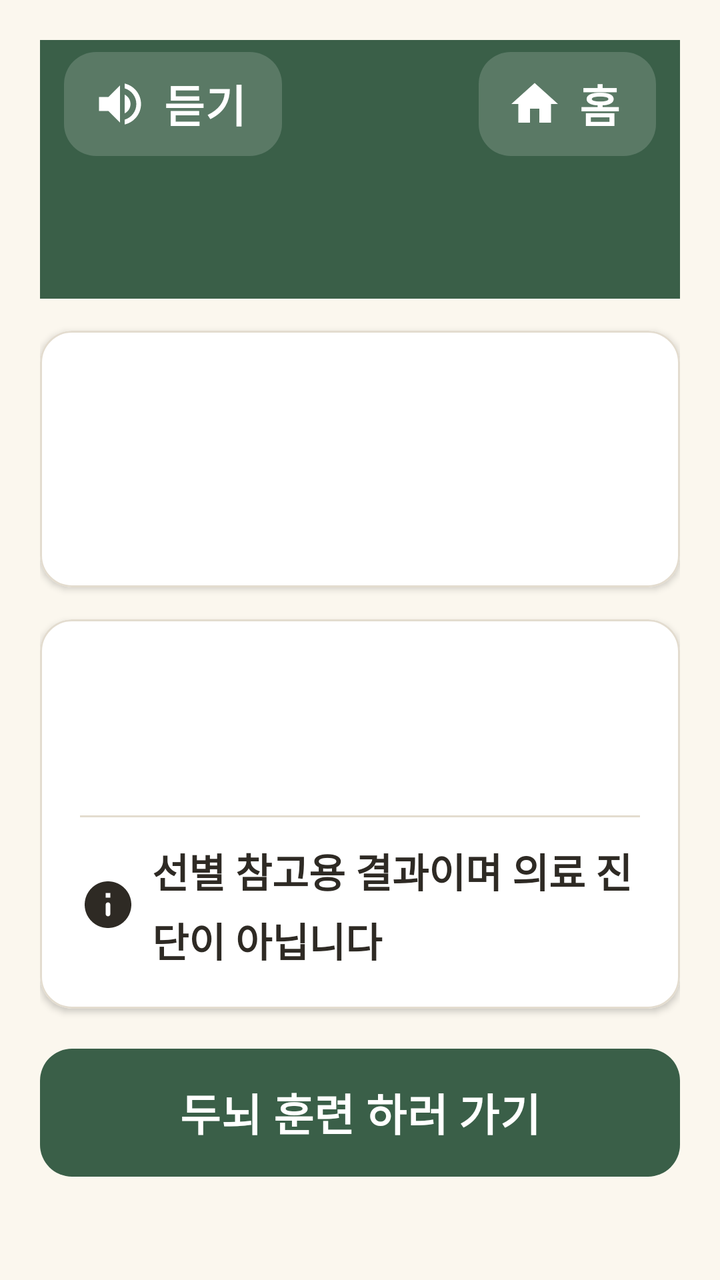
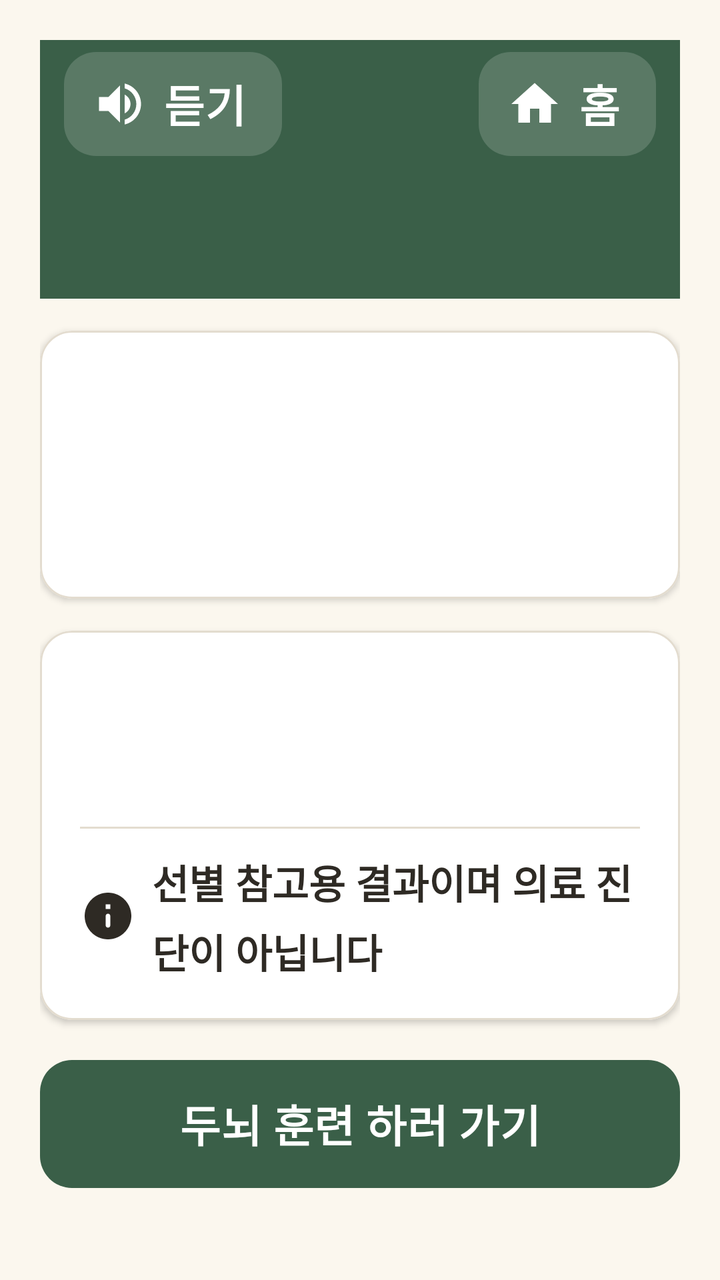

Two renders of the same Android screen: before a commit and after it. Below are the layout's source before the change and the commit's diff.
<!-- AndroidManifest.xml: application theme Theme.Dorawing -->
<!-- res/layout/activity_diagnosis_result.xml -->
<?xml version="1.0" encoding="utf-8"?>
<LinearLayout xmlns:android="http://schemas.android.com/apk/res/android"
    xmlns:app="http://schemas.android.com/apk/res-auto"
    android:layout_width="match_parent"
    android:layout_height="match_parent"
    android:orientation="vertical"
    android:padding="@dimen/screen_padding">

    <include
        android:id="@+id/topBar"
        layout="@layout/view_top_bar" />

    <ScrollView
        android:layout_width="match_parent"
        android:layout_height="0dp"
        android:layout_weight="1"
        android:fadeScrollbars="false">

        <LinearLayout
            android:layout_width="match_parent"
            android:layout_height="wrap_content"
            android:orientation="vertical"
            android:paddingBottom="@dimen/card_gap">

            
            <TextView
                android:id="@+id/tvDate"
                style="@style/Text.Sub"
                android:layout_width="match_parent"
                android:layout_height="wrap_content"
                android:layout_marginTop="@dimen/card_gap"
                android:visibility="gone" />

            
            <com.google.android.material.card.MaterialCardView
                style="@style/Card"
                android:layout_width="match_parent"
                android:layout_height="wrap_content"
                android:layout_marginTop="@dimen/card_gap"
                app:contentPaddingBottom="28dp"
                app:contentPaddingTop="28dp">

                <LinearLayout
                    android:layout_width="match_parent"
                    android:layout_height="wrap_content"
                    android:gravity="center_horizontal"
                    android:orientation="vertical">

                    
                    <TextView
                        android:id="@+id/tvHeadline"
                        style="@style/Text.Title"
                        android:layout_width="wrap_content"
                        android:layout_height="wrap_content"
                        android:gravity="center" />

                    <TextView
                        android:id="@+id/tvJudge"
                        style="@style/Text.Sub"
                        android:layout_width="wrap_content"
                        android:layout_height="wrap_content"
                        android:layout_marginTop="8dp"
                        android:gravity="center" />
                </LinearLayout>
            </com.google.android.material.card.MaterialCardView>

            <com.google.android.material.card.MaterialCardView
                style="@style/Card"
                android:layout_width="match_parent"
                android:layout_height="wrap_content"
                android:layout_marginTop="@dimen/card_gap">

                <LinearLayout
                    android:layout_width="match_parent"
                    android:layout_height="wrap_content"
                    android:orientation="vertical">

                    <TextView
                        android:id="@+id/tvDetail"
                        android:layout_width="match_parent"
                        android:layout_height="wrap_content" />

                    <TextView
                        android:id="@+id/tvLevel"
                        android:layout_width="match_parent"
                        android:layout_height="wrap_content"
                        android:layout_marginTop="@dimen/gap"
                        android:textColor="@color/green_dark"
                        android:textStyle="bold" />

                    <View
                        android:layout_width="match_parent"
                        android:layout_height="1dp"
                        android:layout_marginTop="@dimen/gap"
                        android:background="@color/line" />

                    
                    <LinearLayout
                        android:layout_width="match_parent"
                        android:layout_height="wrap_content"
                        android:layout_marginTop="@dimen/gap"
                        android:gravity="center_vertical"
                        android:orientation="horizontal">

                        <ImageView
                            android:layout_width="@dimen/row_icon"
                            android:layout_height="@dimen/row_icon"
                            android:layout_marginEnd="8dp"
                            android:importantForAccessibility="no"
                            android:src="@drawable/ic_info"
                            app:tint="@color/text_main" />

                        <TextView
                            android:id="@+id/tvNote"
                            android:layout_width="0dp"
                            android:layout_height="wrap_content"
                            android:layout_weight="1"
                            android:text="@string/result_note"
                            android:textStyle="bold" />
                    </LinearLayout>
                </LinearLayout>
            </com.google.android.material.card.MaterialCardView>

            
            <LinearLayout
                android:id="@+id/callBox"
                android:layout_width="match_parent"
                android:layout_height="wrap_content"
                android:layout_marginTop="@dimen/screen_padding"
                android:orientation="vertical"
                android:visibility="gone">

                <com.google.android.material.button.MaterialButton
                    android:id="@+id/btnCall"
                    android:layout_width="match_parent"
                    android:layout_height="wrap_content"
                    android:text="@string/result_call"
                    app:icon="@drawable/ic_card_call"
                    app:iconGravity="textStart" />

                <TextView
                    android:id="@+id/tvCallHelp"
                    style="@style/Text.Sub"
                    android:layout_width="match_parent"
                    android:layout_height="wrap_content"
                    android:layout_marginTop="8dp"
                    android:gravity="center"
                    android:text="@string/result_call_help" />
            </LinearLayout>

            
            <com.google.android.material.button.MaterialButton
                android:id="@+id/btnGame"
                android:layout_width="match_parent"
                android:layout_height="wrap_content"
                android:layout_marginTop="@dimen/screen_padding"
                android:text="@string/result_go_game" />
        </LinearLayout>
    </ScrollView>
</LinearLayout>
<!-- res/layout/view_top_bar.xml (included above) -->
<?xml version="1.0" encoding="utf-8"?>
<LinearLayout xmlns:android="http://schemas.android.com/apk/res/android"
    xmlns:app="http://schemas.android.com/apk/res-auto"
    android:layout_width="match_parent"
    android:layout_height="wrap_content"
    android:background="@color/green_dark"
    android:orientation="vertical"
    android:paddingStart="@dimen/bar_padding"
    android:paddingEnd="@dimen/bar_padding"
    android:paddingBottom="@dimen/bar_bottom">

    <LinearLayout
        android:layout_width="match_parent"
        android:layout_height="wrap_content"
        android:gravity="center_vertical"
        android:orientation="horizontal">

        <com.google.android.material.button.MaterialButton
            android:id="@+id/btnSpeak"
            style="@style/Button.Bar"
            android:layout_width="wrap_content"
            android:layout_height="wrap_content"
            android:text="@string/top_speak"
            app:icon="@drawable/ic_speaker" />

        <Space
            android:layout_width="0dp"
            android:layout_height="0dp"
            android:layout_weight="1" />

        <com.google.android.material.button.MaterialButton
            android:id="@+id/btnHome"
            style="@style/Button.Bar"
            android:layout_width="wrap_content"
            android:layout_height="wrap_content"
            android:text="@string/top_home"
            app:icon="@drawable/ic_home" />
    </LinearLayout>

    <TextView
        android:id="@+id/tvTitle"
        style="@style/Text.BarTitle"
        android:layout_width="match_parent"
        android:layout_height="wrap_content"
        android:layout_marginTop="4dp"
        android:paddingStart="8dp"
        android:paddingEnd="8dp" />

    
    <LinearLayout
        android:id="@+id/boxSubtitle"
        android:layout_width="match_parent"
        android:layout_height="wrap_content"
        android:layout_marginTop="@dimen/gap"
        android:gravity="center_vertical"
        android:orientation="horizontal"
        android:paddingStart="8dp"
        android:paddingEnd="8dp"
        android:visibility="gone">

        <ImageView
            android:layout_width="@dimen/logo_size"
            android:layout_height="@dimen/logo_size"
            android:layout_marginEnd="@dimen/gap"
            android:importantForAccessibility="no"
            android:src="@drawable/ic_logo" />

        <TextView
            style="@style/Text.BarSub"
            android:layout_width="0dp"
            android:layout_height="wrap_content"
            android:layout_weight="1"
            android:text="@string/app_subtitle" />
    </LinearLayout>
</LinearLayout>
<!-- resources referenced by this layout -->
<resources>
  <color name="green_dark">#3A5F48</color>
  <color name="line">#E3DCCF</color>
  <color name="text_main">#2E2A24</color>
  <dimen name="bar_bottom">24dp</dimen>
  <dimen name="bar_padding">12dp</dimen>
  <dimen name="card_gap">16dp</dimen>
  <dimen name="gap">12dp</dimen>
  <dimen name="logo_size">44dp</dimen>
  <dimen name="row_icon">28dp</dimen>
  <dimen name="screen_padding">20dp</dimen>
  <!-- drawable ic_home (drawable) -->
  <vector xmlns:android="http://schemas.android.com/apk/res/android"
      android:width="24dp"
      android:height="24dp"
      android:viewportWidth="24"
      android:viewportHeight="24">
      <path
          android:fillColor="#FF000000"
          android:pathData="M10,20v-6h4v6h5v-8h3L12,3 2,12h3v8z" />
  </vector>
  <string name="app_subtitle">오늘의 기억을 그리다</string>
  <string name="result_call">치매상담콜센터 1899-9988 전화하기</string>
  <string name="result_call_help">전화 화면이 열리면 초록색 버튼을 눌러 주세요</string>
  <string name="result_go_game">두뇌 훈련 하러 가기</string>
  <string name="result_note">선별 참고용 결과이며 의료 진단이 아닙니다</string>
  <string name="top_home">홈</string>
  <string name="top_speak">듣기</string>
  <style name="Text.BarSub" parent="Text.Body">
          <item name="android:textColor">@color/green_light</item>
      </style>
  <style name="Text.BarTitle" parent="Text.Title">
          <item name="android:textColor">@color/white</item>
      </style>
  <style name="Text.Sub" parent="Text.Body">
          <item name="android:textColor">@color/text_sub</item>
      </style>
  <style name="Text.Title" parent="Text.Body">
          <item name="android:textSize">@dimen/text_title</item>
          <item name="android:textStyle">bold</item>
          <item name="android:textColor">@color/green_dark</item>
          <item name="android:lineSpacingMultiplier">1.1</item>
      </style>
  <dimen name="button_height">64dp</dimen>
  <dimen name="bar_button_inset">6dp</dimen>
  <dimen name="text_button">22sp</dimen>
  <color name="white">#FFFFFFFF</color>
  <dimen name="corner">16dp</dimen>
  <color name="bar_button">#29FFFFFF</color>
  <color name="bar_ripple">#40FFFFFF</color>
  <dimen name="icon_size">28dp</dimen>
  <dimen name="card_elevation">2dp</dimen>
  <dimen name="card_padding">20dp</dimen>
  <dimen name="card_stroke">1dp</dimen>
  <style name="Text.Body" parent="Widget.MaterialComponents.TextView">
          <item name="android:textSize">@dimen/text_body</item>
          <item name="android:lineBreakWordStyle" tools:targetApi="33">phrase</item>
          <item name="android:textColor">@color/text_main</item>
          <item name="android:lineSpacingMultiplier">1.2</item>
      </style>
  <color name="green_light">#DDE9DF</color>
  <color name="text_sub">#6F665A</color>
  <dimen name="text_title">28sp</dimen>
  <color name="green_mid">#6B9A7A</color>
  <color name="cream">#FBF7EE</color>
  <dimen name="text_body">20sp</dimen>
  <dimen name="text_heading">22sp</dimen>
  <style name="Dialog.Box" parent="MaterialAlertDialog.Material3">
          <item name="backgroundTint">@color/white</item>
          <item name="shapeAppearance">@style/Shape.Dialog</item>
      </style>
  <style name="Dialog.Title" parent="MaterialAlertDialog.Material3.Title.Text">
          <item name="android:textSize">@dimen/text_heading</item>
          <item name="android:textStyle">bold</item>
          <item name="android:textColor">@color/green_dark</item>
      </style>
  <style name="Dialog.Button" parent="Widget.Material3.Button.TextButton.Dialog">
          <item name="android:textSize">@dimen/text_button</item>
          <item name="android:textStyle">bold</item>
          <item name="android:minHeight">@dimen/button_height</item>
          <item name="android:textColor">@color/green_dark</item>
      </style>
  <dimen name="button_stroke">2dp</dimen>
  <style name="Shape.Dialog" parent="">
          <item name="cornerFamily">rounded</item>
          <item name="cornerSize">@dimen/corner</item>
      </style>
  <!-- unchanged entries left out for length: 13 -->
</resources>

<!-- the commit's change to res/layout/activity_diagnosis_result.xml (unified diff, before → after) -->
@@ -50,9 +50,10 @@
                     <TextView
                         android:id="@+id/tvHeadline"
                         style="@style/Text.Title"
-                        android:layout_width="wrap_content"
-                        android:layout_height="wrap_content"
-                        android:gravity="center" />
+                        android:layout_width="match_parent"
+                        android:layout_height="wrap_content"
+                        android:gravity="center"
+                        android:textSize="@dimen/text_judge" />
 
                     <TextView
                         android:id="@+id/tvJudge"
<!-- resource entries referenced after the edit -->
@@ -10,6 +10,7 @@
   <dimen name="logo_size">44dp</dimen>
   <dimen name="row_icon">28dp</dimen>
   <dimen name="screen_padding">20dp</dimen>
+  <dimen name="text_judge">32sp</dimen>
   <!-- drawable ic_home (drawable) -->
   <vector xmlns:android="http://schemas.android.com/apk/res/android"
       android:width="24dp"
